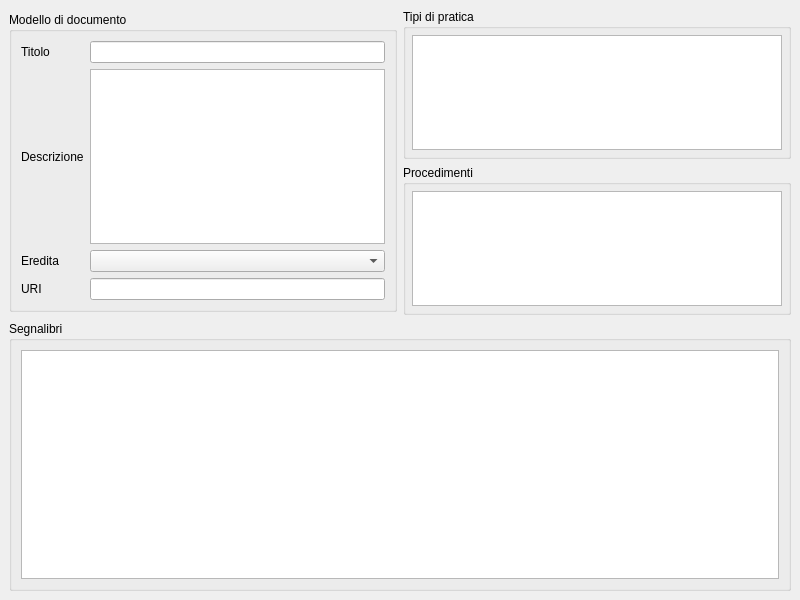
Old version of the form src/com/axiastudio/suite/modelli/forms/modello.ui in the repository tizianolattisi/suitegda.
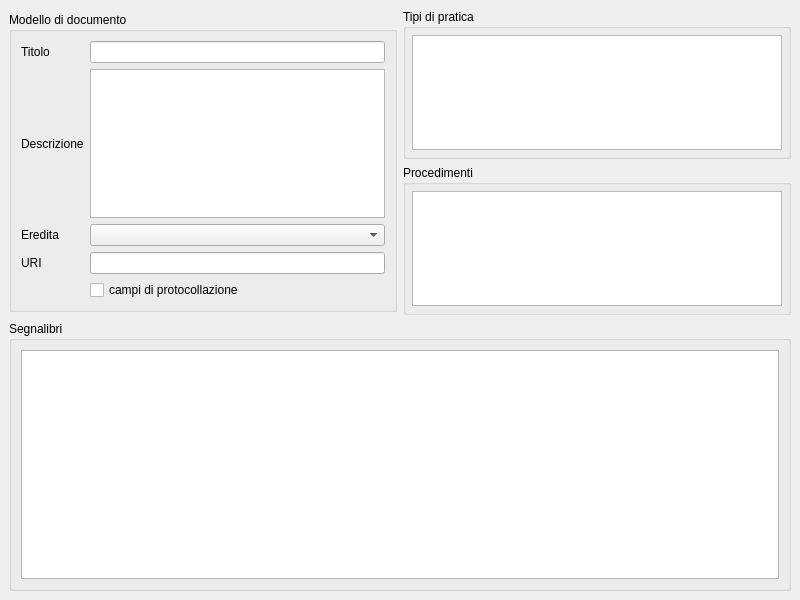
New version of the form. Custom widgets are drawn as their Qt base class.

Commit message: Campo “protocollabile” per gestire i modelli a cui possono essere inseriti i segnalibri di protocollazione.

Diff of the .ui file:
```diff
--- a/src/com/axiastudio/suite/modelli/forms/modello.ui
+++ b/src/com/axiastudio/suite/modelli/forms/modello.ui
@@ -185,6 +185,16 @@
          </property>
         </widget>
        </item>
+       <item row="4" column="1">
+        <widget class="QCheckBox" name="checkBox">
+         <property name="text">
+          <string>campi di protocollazione</string>
+         </property>
+         <property name="column" stdset="0">
+          <string>protocollabile</string>
+         </property>
+        </widget>
+       </item>
       </layout>
      </widget>
     </item>
```
The commit also changes 3 other files.
